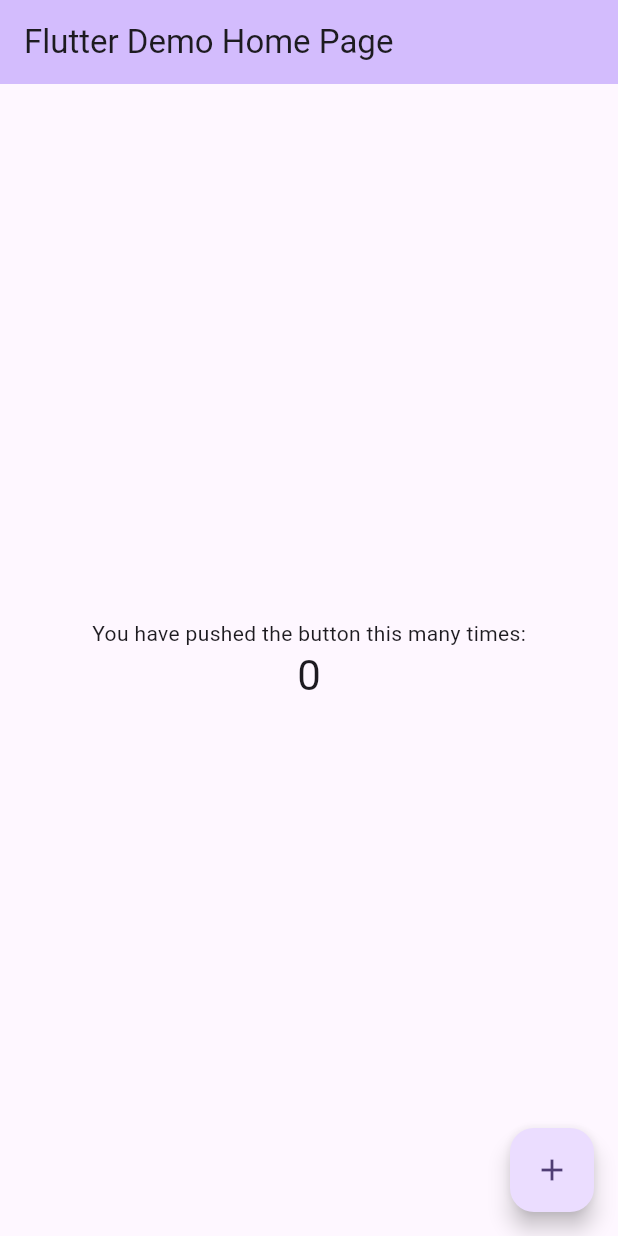
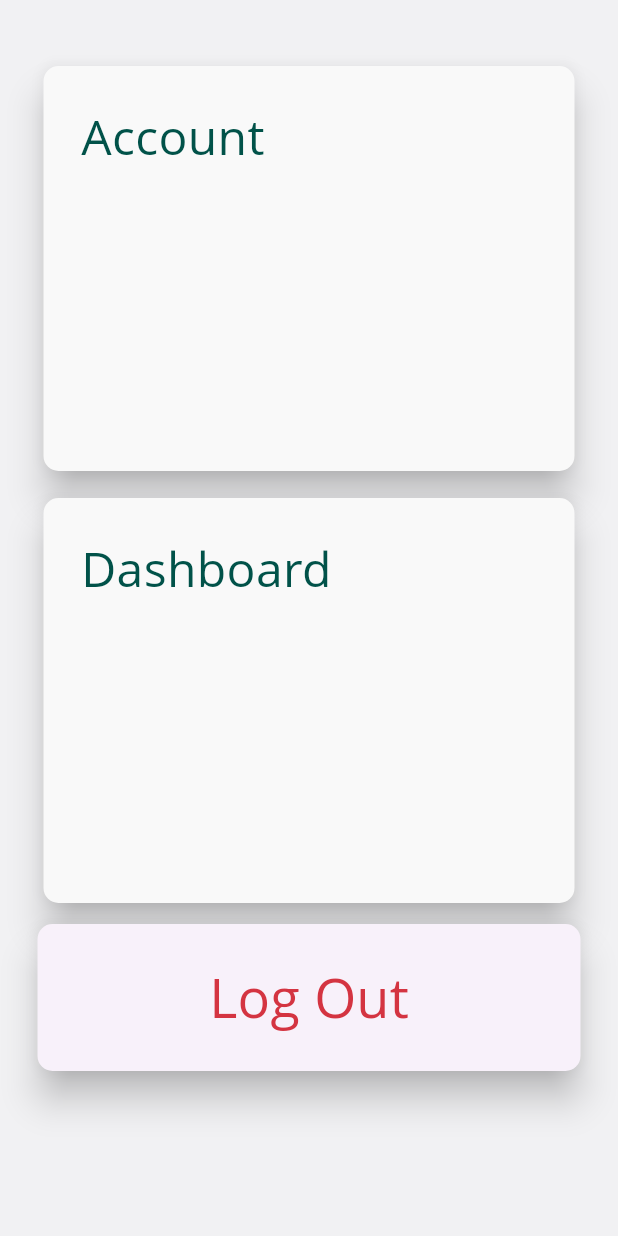
Before and after one commit to henilshahssh/resilient-distributed-computing-systems, a Flutter app: the screen it shows after launch, on a phone screen of 412 x 824 dp. Run offline on Flutter 3.47's test engine with Material 2 defaults, Android fonts, the phone set to English and light mode, and no system bars; Roboto replaces fonts that are missing (Open Sans).

Commit message:
add the widgets for the setting.screen
Add the cards for the setting page

```diff
--- a/lib/main.dart
+++ b/lib/main.dart
@@ -1,4 +1,5 @@
 import 'package:flutter/material.dart';
+import 'package:sepb_web_app/screens/settings.dart';
 
 void main() {
   runApp(const MyApp());
@@ -31,40 +32,10 @@ class MyHomePage extends StatefulWidget {
 }
 
 class _MyHomePageState extends State<MyHomePage> {
-  int _counter = 0;
 
-  void _incrementCounter() {
-    setState(() {
-      _counter++;
-    });
-  }
 
   @override
   Widget build(BuildContext context) {
-    return Scaffold(
-      appBar: AppBar(
-        backgroundColor: Theme.of(context).colorScheme.inversePrimary,
-        title: Text(widget.title),
-      ),
-      body: Center(
-        child: Column(
-          mainAxisAlignment: MainAxisAlignment.center,
-          children: <Widget>[
-            const Text(
-              'You have pushed the button this many times:',
-            ),
-            Text(
-              '$_counter',
-              style: Theme.of(context).textTheme.headlineMedium,
-            ),
-          ],
-        ),
-      ),
-      floatingActionButton: FloatingActionButton(
-        onPressed: _incrementCounter,
-        tooltip: 'Increment',
-        child: const Icon(Icons.add),
-      ), // This trailing comma makes auto-formatting nicer for build methods.
-    );
+    return SettingPage();
   }
 }
--- a/lib/screens/settings.dart
+++ b/lib/screens/settings.dart
@@ -0,0 +1,112 @@
+import 'package:flutter/material.dart';
+
+class SettingPage extends StatefulWidget {
+  const SettingPage({super.key});
+
+  @override
+  State<SettingPage> createState() => _SettingPageState();
+}
+
+class _SettingPageState extends State<SettingPage> {
+  @override
+  Widget build(BuildContext context) {
+    return Scaffold(
+      backgroundColor: Color.fromRGBO(241, 241, 243, 100),
+      body: SingleChildScrollView(
+        child: Padding(
+          padding: EdgeInsets.fromLTRB(25, 0, 25, 0),
+          child: Column(
+            mainAxisAlignment: MainAxisAlignment.spaceBetween,
+            crossAxisAlignment: CrossAxisAlignment.start,
+            children: [
+              const SizedBox(
+                height: 40,
+              ),
+              Container(
+                width: 1330,
+                height: 278,
+                child: Card(
+                  elevation: 10,
+                  //shadowColor: Colors.black38,
+                  color: const Color(0xFFF9F9F9),
+                  shape: RoundedRectangleBorder(
+                    borderRadius: BorderRadius.circular(10),
+                  ),
+                  child: const Padding(
+                    padding: EdgeInsets.fromLTRB(25, 25, 0, 0),
+                    child: Text(
+                      'Account',
+                      style: TextStyle(
+                        color: Color(0xFF015249),
+                        fontSize: 32,
+                        fontFamily: 'Open Sans',
+                        fontWeight: FontWeight.w400,
+                        height: 0,
+                      ),
+                    ),
+                  ),
+                ),
+              ),
+              const SizedBox(
+                height: 10,
+              ),
+              Container(
+                width: 1330,
+                height: 278,
+                child: Card(
+                  elevation: 10,
+                  //shadowColor: Colors.black38,
+                  color: const Color(0xFFF9F9F9),
+                  shape: RoundedRectangleBorder(
+                    borderRadius: BorderRadius.circular(10),
+                  ),
+                  child: const Padding(
+                    padding: EdgeInsets.fromLTRB(25, 25, 0, 0),
+                    child: Text(
+                      'Dashboard',
+                      style: TextStyle(
+                        color: Color(0xFF015249),
+                        fontSize: 32,
+                        fontFamily: 'Open Sans',
+                        fontWeight: FontWeight.w400,
+                        height: 0,
+                      ),
+                    ),
+                  ),
+                ),
+              ),
+              SizedBox(
+                height: 10,
+              ),
+              Container(
+                width: 1330,
+                height: 98,
+                child: ElevatedButton(
+                    onPressed: (){
+                    },
+                  style: ButtonStyle(
+                    shape: MaterialStateProperty.all<RoundedRectangleBorder>(RoundedRectangleBorder(
+                      borderRadius: BorderRadius.circular(10),
+                      ),
+                    ),
+                    elevation: MaterialStateProperty.all<double>(10),
+                  ),
+                  child: const Text(
+                    'Log Out',
+                    style: TextStyle(
+                      color: Color(0xFFD43441),
+                      fontSize: 36,
+                      fontFamily: 'Open Sans',
+                      fontWeight: FontWeight.w400,
+                      height: 0,
+                    ),
+                  ),
+                ),
+              ),
+            ],
+          ),
+        ),
+      ),
+    );
+  }
+}
```
